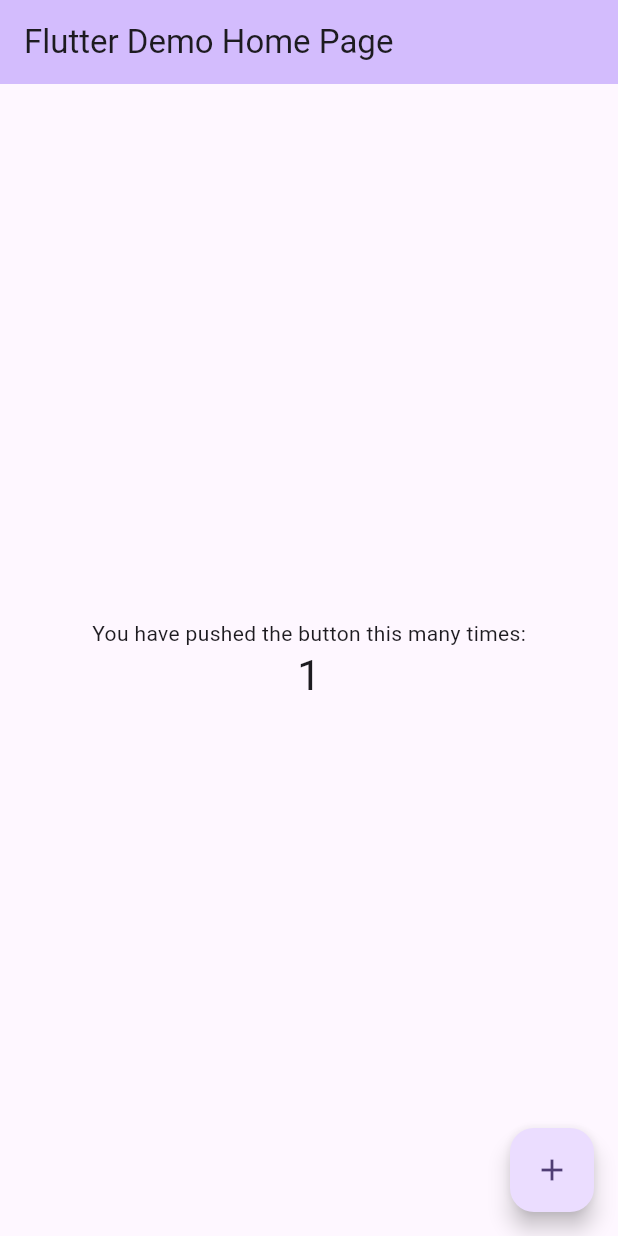
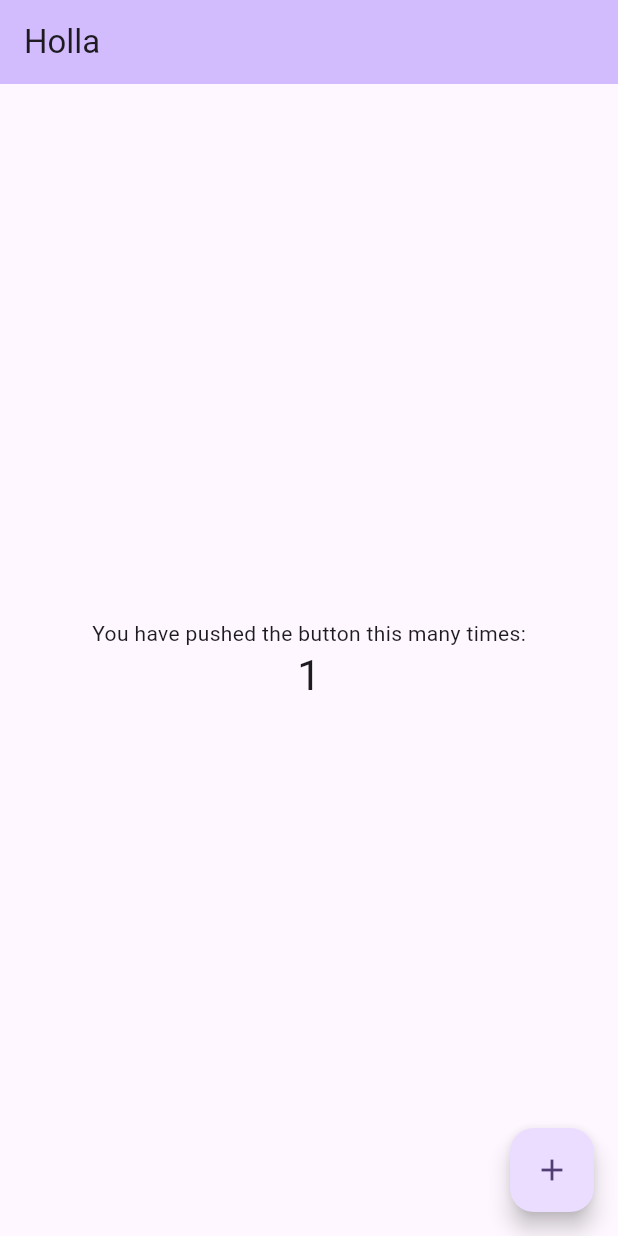
Before and after one commit to nrIkhsan11/tmdb_movie, a Flutter app: the screen it shows after launch, after a tap on the "add" icon, on a phone screen of 412 x 824 dp. Run offline on Flutter 3.47's test engine with Material 3 defaults, Android fonts, the phone set to English and light mode, and no system bars; our stand-ins replace flutter_native_splash.

Commit message:
first commit

```diff
--- a/lib/main.dart
+++ b/lib/main.dart
@@ -2,14 +2,8 @@ import 'package:flutter/material.dart';
 import 'package:flutter_native_splash/flutter_native_splash.dart';
 
 void main() {
-  void main() {
-    WidgetsBinding widgetsBinding = WidgetsFlutterBinding.ensureInitialized();
-    FlutterNativeSplash.preserve(widgetsBinding: widgetsBinding);
-    runApp(const MyApp());
-    FlutterNativeSplash.remove();
-  }
-
-// whenever your initialization is completed, remove the splash screen:
+  WidgetsBinding widgetsBinding = WidgetsFlutterBinding.ensureInitialized();
+  FlutterNativeSplash.preserve(widgetsBinding: widgetsBinding);
   FlutterNativeSplash.remove();
   runApp(const MyApp());
 }
@@ -21,7 +15,7 @@ class MyApp extends StatelessWidget {
   @override
   Widget build(BuildContext context) {
     return MaterialApp(
-      title: 'Flutter Demo',
+      debugShowCheckedModeBanner: false,
       theme: ThemeData(
         // This is the theme of your application.
         //
@@ -41,7 +35,7 @@ class MyApp extends StatelessWidget {
         colorScheme: ColorScheme.fromSeed(seedColor: Colors.deepPurple),
         useMaterial3: true,
       ),
-      home: const MyHomePage(title: 'Flutter Demo Home Page'),
+      home: const MyHomePage(title: 'Holla'),
     );
   }
 }
```
